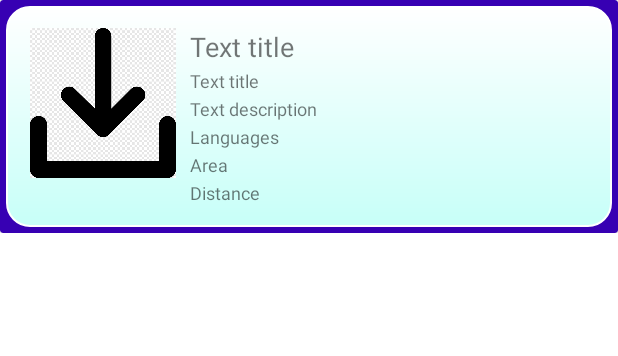
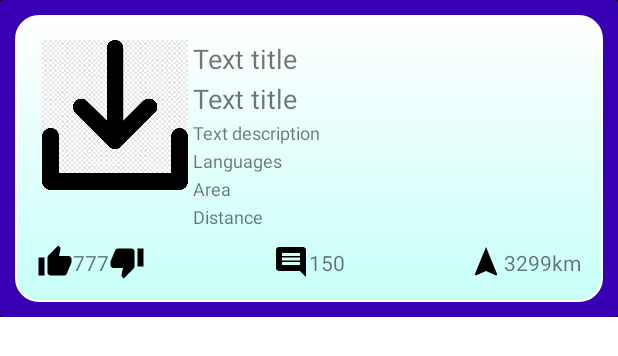
Before and after one commit to AAPTRV/CountriesApp, an Android app: the layout row_layout.xml on its own in the app's theme, with its tools: preview values and no code run, on a phone screen of 412 x 824 dp. Shown: the top 356 px of the screen. Run offline under Robolectric (Android 15) with nearby library versions, the phone set to English and light mode, and no system bars.

Commit message:
GOT READY FOR TASK 11 !!!

```diff
--- /dev/null
+++ b/app/src/main/java/com/example/task1new/CustomViews/CustomLikeBar.kt
@@ -0,0 +1,63 @@
+package com.example.task1new.CustomViews
+
+import android.content.Context
+import android.util.AttributeSet
+import android.widget.TextView
+import androidx.constraintlayout.widget.ConstraintLayout
+import com.example.task1new.R
+import org.w3c.dom.Text
+import java.lang.Exception
+
+class CustomLikeBar : ConstraintLayout {
+
+    private var mTvNumberOfLikes: TextView? = null
+    private var mTvNumberOfComments: TextView? = null
+    private var mTvNumberOfLikesTextId: Int? = null
+    private var mTvNumberOfCommentsTextId: Int? = null
+    private var mTvDistance: TextView? = null
+    private var mTvDistanceTextId: Int? = null
+
+    constructor(context: Context) : super(context) {
+        initView(context, null)
+    }
+
+    constructor(context: Context, attrs: AttributeSet) : super(context, attrs) {
+        initView(context, attrs)
+    }
+
+    constructor(context: Context, attrs: AttributeSet, defStyleAttr: Int) : super(
+        context,
+        attrs,
+        defStyleAttr
+    ) {
+        initView(context, attrs)
+    }
+
+    private fun initView(context: Context, attrs: AttributeSet?) {
+        val view = inflate(context, R.layout.custom_likebar, this)
+
+        layoutParams = LayoutParams(LayoutParams.MATCH_PARENT, LayoutParams.WRAP_CONTENT)
+
+        mTvNumberOfLikes = view.findViewById(R.id.tvNumberOfLikes)
+        mTvNumberOfComments = view.findViewById(R.id.tvNumberOfComments)
+
+
+        attrs?.let {
+            val typedArray =
+                context.theme.obtainStyledAttributes(attrs, R.styleable.CustomLikeBar, 0, 0)
+            try {
+                mTvNumberOfLikesTextId =
+                    typedArray.getResourceId(R.styleable.CustomLikeBar_customLikebarLikesText, 1)
+                mTvNumberOfLikesTextId?.let { mTvNumberOfLikes?.text = "777" }
+
+                mTvNumberOfCommentsTextId =
+                    typedArray.getResourceId(R.styleable.CustomLikeBar_customLikebarCommentsText, 1)
+                mTvNumberOfCommentsTextId?.let { mTvNumberOfComments?.text = "150" }
+            } catch (e: Exception) {
+
+            } finally {
+                typedArray.recycle()
+            }
+        }
+    }
+}
--- a/app/src/main/java/com/example/task1new/screens/countryList/CountryListFragment.kt
+++ b/app/src/main/java/com/example/task1new/screens/countryList/CountryListFragment.kt
@@ -180,7 +180,8 @@ class CountryListFragment : ScopeFragment(), BaseMvvmView {
             mFilterButton.isVisible = true
             mMapsButton.isVisible = true
             mSortButton.isVisible = true
-            false }
+            false
+        }
 
         mSvMenu.setOnQueryTextListener(object : SearchView.OnQueryTextListener {
             override fun onQueryTextSubmit(query: String?): Boolean {
@@ -341,7 +342,7 @@ class CountryListFragment : ScopeFragment(), BaseMvvmView {
                         longitude = 126.19
                     })
                 }
-//                mViewModel.getCountriesFromDbRx()
+                mViewModel.getCountriesFromDbRx()
                 mViewModel.getCountriesFromAPI()
             }
         } else {
--- a/app/src/main/java/com/example/task1new/screens/StartFragment.kt
+++ b/app/src/main/java/com/example/task1new/screens/start/StartFragment.kt
@@ -1,4 +1,4 @@
-package com.example.task1new.screens
+package com.example.task1new.screens.start
 
 import android.os.Bundle
 import android.view.*
@@ -12,7 +12,6 @@ import com.example.data.ext.showSimpleDialog
 // the fragment initialization parameters, e.g. ARG_ITEM_NUMBER
 private const val ARG_PARAM1 = "param1"
 private const val ARG_PARAM2 = "param2"
-
 
 /**
  * A simple [Fragment] subclass.
--- /dev/null
+++ b/app/src/main/res/drawable/arrow_circle_down.xml
@@ -0,0 +1,10 @@
+<vector xmlns:android="http://schemas.android.com/apk/res/android"
+    android:width="24dp"
+    android:height="24dp"
+    android:viewportWidth="24"
+    android:viewportHeight="24"
+    android:tint="?attr/colorControlNormal">
+  <path
+      android:fillColor="@android:color/white"
+      android:pathData="M15,3L6,3c-0.83,0 -1.54,0.5 -1.84,1.22l-3.02,7.05c-0.09,0.23 -0.14,0.47 -0.14,0.73v2c0,1.1 0.9,2 2,2h6.31l-0.95,4.57 -0.03,0.32c0,0.41 0.17,0.79 0.44,1.06L9.83,23l6.59,-6.59c0.36,-0.36 0.58,-0.86 0.58,-1.41L17,5c0,-1.1 -0.9,-2 -2,-2zM19,3v12h4L23,3h-4z"/>
+</vector>
--- /dev/null
+++ b/app/src/main/res/drawable/arrow_circle_up.xml
@@ -0,0 +1,10 @@
+<vector xmlns:android="http://schemas.android.com/apk/res/android"
+    android:width="24dp"
+    android:height="24dp"
+    android:viewportWidth="24"
+    android:viewportHeight="24"
+    android:tint="?attr/colorControlNormal">
+  <path
+      android:fillColor="@android:color/white"
+      android:pathData="M1,21h4L5,9L1,9v12zM23,10c0,-1.1 -0.9,-2 -2,-2h-6.31l0.95,-4.57 0.03,-0.32c0,-0.41 -0.17,-0.79 -0.44,-1.06L14.17,1 7.59,7.59C7.22,7.95 7,8.45 7,9v10c0,1.1 0.9,2 2,2h9c0.83,0 1.54,-0.5 1.84,-1.22l3.02,-7.05c0.09,-0.23 0.14,-0.47 0.14,-0.73v-2z"/>
+</vector>
--- /dev/null
+++ b/app/src/main/res/drawable/insert_comment.xml
@@ -0,0 +1,11 @@
+<vector xmlns:android="http://schemas.android.com/apk/res/android"
+    android:width="24dp"
+    android:height="24dp"
+    android:viewportWidth="24"
+    android:viewportHeight="24"
+    android:tint="?attr/colorControlNormal"
+    android:autoMirrored="true">
+  <path
+      android:fillColor="@android:color/white"
+      android:pathData="M21.99,4c0,-1.1 -0.89,-2 -1.99,-2L4,2c-1.1,0 -2,0.9 -2,2v12c0,1.1 0.9,2 2,2h14l4,4 -0.01,-18zM18,14L6,14v-2h12v2zM18,11L6,11L6,9h12v2zM18,8L6,8L6,6h12v2z"/>
+</vector>
--- /dev/null
+++ b/app/src/main/res/drawable/navigation_24.xml
@@ -0,0 +1,10 @@
+<vector xmlns:android="http://schemas.android.com/apk/res/android"
+    android:width="24dp"
+    android:height="24dp"
+    android:viewportWidth="24"
+    android:viewportHeight="24"
+    android:tint="?attr/colorControlNormal">
+  <path
+      android:fillColor="@android:color/white"
+      android:pathData="M12,2L4.5,20.29l0.71,0.71L12,18l6.79,3 0.71,-0.71z"/>
+</vector>
--- /dev/null
+++ b/app/src/main/res/layout/custom_likebar.xml
@@ -0,0 +1,78 @@
+<merge xmlns:android="http://schemas.android.com/apk/res/android"
+    xmlns:app="http://schemas.android.com/apk/res-auto">
+
+    <androidx.appcompat.widget.AppCompatImageView
+        android:id="@+id/leftLikeArrow"
+        android:layout_width="wrap_content"
+        android:layout_height="wrap_content"
+        android:src="@drawable/arrow_circle_up"
+        android:tint="@color/black"
+        app:layout_constraintBottom_toBottomOf="parent"
+        app:layout_constraintStart_toStartOf="parent"
+        app:layout_constraintTop_toTopOf="parent" />
+
+    <androidx.appcompat.widget.AppCompatTextView
+        android:id="@+id/tvNumberOfLikes"
+        android:layout_width="wrap_content"
+        android:layout_height="wrap_content"
+        android:text="@string/custom_likebar_default_likes"
+        app:layout_constraintBottom_toBottomOf="parent"
+        app:layout_constraintStart_toEndOf="@id/leftLikeArrow"
+        app:layout_constraintTop_toTopOf="parent" />
+
+
+    <androidx.appcompat.widget.AppCompatImageView
+        android:id="@+id/rightLikeArrow"
+        android:layout_width="wrap_content"
+        android:layout_height="wrap_content"
+        android:src="@drawable/arrow_circle_down"
+        android:tint="@color/black"
+        app:layout_constraintBottom_toBottomOf="parent"
+        app:layout_constraintStart_toEndOf="@id/tvNumberOfLikes"
+        app:layout_constraintTop_toTopOf="parent" />
+
+    <androidx.appcompat.widget.AppCompatImageView
+        android:id="@+id/commentsIcon"
+        android:layout_width="wrap_content"
+        android:layout_height="wrap_content"
+        android:src="@drawable/insert_comment"
+        android:tint="@color/black"
+        app:layout_constraintBottom_toBottomOf="parent"
+        app:layout_constraintEnd_toStartOf="@+id/tvNumberOfComments"
+        app:layout_constraintHorizontal_bias="0.5"
+        app:layout_constraintHorizontal_chainStyle="packed"
+        app:layout_constraintStart_toStartOf="parent"
+        app:layout_constraintTop_toTopOf="parent" />
+
+    <androidx.appcompat.widget.AppCompatTextView
+        android:id="@+id/tvNumberOfComments"
+        android:layout_width="wrap_content"
+        android:layout_height="wrap_content"
+        android:text="@string/custom_likebar_default_comments"
+        app:layout_constraintBottom_toBottomOf="parent"
+        app:layout_constraintEnd_toEndOf="parent"
+        app:layout_constraintHorizontal_bias="0.5"
+        app:layout_constraintStart_toEndOf="@+id/commentsIcon"
+        app:layout_constraintTop_toTopOf="parent" />
+
+    <androidx.appcompat.widget.AppCompatImageView
+        android:id="@+id/navigationIcon"
+        android:layout_width="wrap_content"
+        android:layout_height="wrap_content"
+        android:src="@drawable/navigation_24"
+        android:tint="@color/black"
+        app:layout_constraintBottom_toBottomOf="parent"
+        app:layout_constraintEnd_toStartOf="@id/tvDistance"
+        app:layout_constraintTop_toTopOf="parent" />
+
+    <androidx.appcompat.widget.AppCompatTextView
+        android:id="@+id/tvDistance"
+        android:layout_width="wrap_content"
+        android:layout_height="wrap_content"
+        android:text="@string/custom_like_bar_default_distance"
+        app:layout_constraintBottom_toBottomOf="parent"
+        app:layout_constraintEnd_toEndOf="parent"
+        app:layout_constraintTop_toTopOf="parent" />
+
+
+</merge>
--- a/app/src/main/res/layout/row_layout.xml
+++ b/app/src/main/res/layout/row_layout.xml
@@ -3,27 +3,29 @@
 <androidx.constraintlayout.widget.ConstraintLayout
     xmlns:android="http://schemas.android.com/apk/res/android"
     xmlns:app="http://schemas.android.com/apk/res-auto"
-    xmlns:tools="http://schemas.android.com/tools"
     android:layout_width="match_parent"
     android:layout_height="wrap_content"
-    >
+    android:background="@color/black">
 
     <androidx.cardview.widget.CardView
         android:layout_width="match_parent"
         android:layout_height="wrap_content"
-        app:layout_constraintTop_toTopOf="parent"
-        app:cardBackgroundColor="@color/purple_700">
+        app:cardBackgroundColor="@color/purple_700"
+        app:layout_constraintTop_toTopOf="parent">
 
         <androidx.constraintlayout.widget.ConstraintLayout
             android:layout_width="match_parent"
-            android:layout_height="wrap_content"
-            android:layout_margin="@dimen/row_layout_margin"
+            android:layout_height="match_parent"
+            android:layout_margin="10dp"
             android:background="@drawable/rectangle_rounded">
 
             <ImageView
                 android:id="@+id/cardIcon"
                 android:layout_width="@dimen/row_layout_icon_size"
                 android:layout_height="@dimen/row_layout_icon_size"
+                android:layout_marginStart="@dimen/common_margin"
+                android:layout_marginTop="@dimen/common_margin"
+                android:layout_marginBottom="@dimen/common_margin"
                 android:contentDescription="@string/icon_content_description"
                 android:scaleType="centerInside"
                 app:layout_constraintStart_toStartOf="parent"
@@ -34,13 +36,14 @@
                 android:id="@+id/text_name_title"
                 android:layout_width="@dimen/zero_size"
                 android:layout_height="wrap_content"
-                android:layout_marginStart="@dimen/text_view_common_left_margin"
+                android:layout_marginStart="@dimen/common_margin"
+                android:layout_marginTop="@dimen/common_margin"
                 android:text="@string/text_title"
                 android:textSize="@dimen/common_text_medium"
                 app:layout_constraintEnd_toEndOf="parent"
                 app:layout_constraintLeft_toRightOf="parent"
                 app:layout_constraintStart_toEndOf="@+id/cardIcon"
-                app:layout_constraintTop_toTopOf="@+id/cardIcon" />
+                app:layout_constraintTop_toTopOf="parent" />
 
             <TextView
                 android:id="@+id/text_title"
@@ -48,7 +51,8 @@
                 android:layout_height="wrap_content"
                 android:layout_marginTop="@dimen/common_margin"
                 android:text="@string/text_title"
-                android:textSize="@dimen/common_text_small"
+                android:textSize="@dimen/common_text_medium"
+                app:layout_constraintStart_toEndOf="@+id/cardIcon"
                 app:layout_constraintStart_toStartOf="@+id/text_name_title"
                 app:layout_constraintTop_toBottomOf="@id/text_name_title" />
 
@@ -59,9 +63,9 @@
                 android:layout_marginTop="@dimen/common_margin"
                 android:text="@string/text_description"
                 android:textSize="@dimen/common_text_small"
+                app:layout_constraintStart_toEndOf="@+id/cardIcon"
                 app:layout_constraintStart_toStartOf="@+id/text_title"
                 app:layout_constraintTop_toBottomOf="@+id/text_title" />
-
 
             <TextView
                 android:id="@+id/text_languages"
@@ -71,6 +75,7 @@
                 android:text="@string/text_languages"
                 android:textSize="@dimen/common_text_small"
                 app:layout_constraintEnd_toEndOf="parent"
+                app:layout_constraintStart_toEndOf="@+id/cardIcon"
                 app:layout_constraintStart_toStartOf="@+id/text_description"
                 app:layout_constraintTop_toBottomOf="@+id/text_description" />
 
@@ -81,6 +86,7 @@
                 android:layout_marginTop="@dimen/common_margin"
                 android:text="@string/area"
                 android:textSize="@dimen/common_text_small"
+                app:layout_constraintStart_toEndOf="@+id/cardIcon"
                 app:layout_constraintStart_toStartOf="@+id/text_languages"
                 app:layout_constraintTop_toBottomOf="@+id/text_languages" />
 
@@ -91,9 +97,17 @@
                 android:layout_marginTop="@dimen/common_margin"
                 android:text="@string/distance"
                 android:textSize="@dimen/common_text_small"
+                app:layout_constraintStart_toEndOf="@+id/cardIcon"
                 app:layout_constraintStart_toStartOf="@+id/text_area"
                 app:layout_constraintTop_toBottomOf="@+id/text_area" />
 
+            <com.example.task1new.CustomViews.CustomLikeBar
+                android:layout_width="match_parent"
+                android:layout_height="wrap_content"
+                android:layout_marginTop="10dp"
+                app:layout_constraintEnd_toEndOf="parent"
+                app:layout_constraintStart_toStartOf="parent"
+                app:layout_constraintTop_toBottomOf="@id/text_distance" />
 
         </androidx.constraintlayout.widget.ConstraintLayout>
 
--- a/app/src/main/res/navigation/app_nav.xml
+++ b/app/src/main/res/navigation/app_nav.xml
@@ -7,7 +7,7 @@
 
     <fragment
         android:id="@+id/blankFragmentFR"
-        android:name="com.example.task1new.screens.FragmentStart"
+        android:name="com.example.task1new.screens.start.FragmentStart"
         android:label="fragment_blank_f_r"
         tools:layout="@layout/fragment_start" >
         <action
--- /dev/null
+++ b/app/src/main/res/values/attrs.xml
@@ -0,0 +1,6 @@
+<resources>
+    <declare-styleable name="CustomLikeBar">
+        <attr name="customLikebarLikesText" format="integer" />
+        <attr name="customLikebarCommentsText" format="integer" />
+    </declare-styleable>
+</resources>
--- a/app/src/main/res/values/strings.xml
+++ b/app/src/main/res/values/strings.xml
@@ -59,5 +59,8 @@
     <string name="show_all_capitals">SHOW ALL CAPITALS</string>
     <string name="number">#</string>
     <string name="country_s_capital_name">Country\'s capital name</string>
+    <string name="custom_like_bar_default_distance">3299km</string>
+    <string name="custom_likebar_default_comments">4</string>
+    <string name="custom_likebar_default_likes">123</string>
 
 </resources>
```
